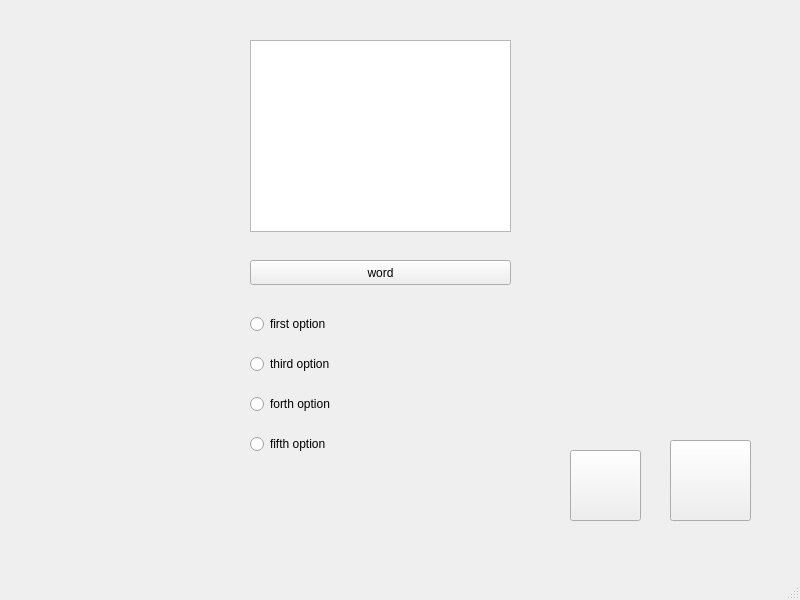
The window that quiz.ui (samotny-vouk/PyQT-Project-2024-1courseFEFU-) describes before a commit, drawn with Qt 5.
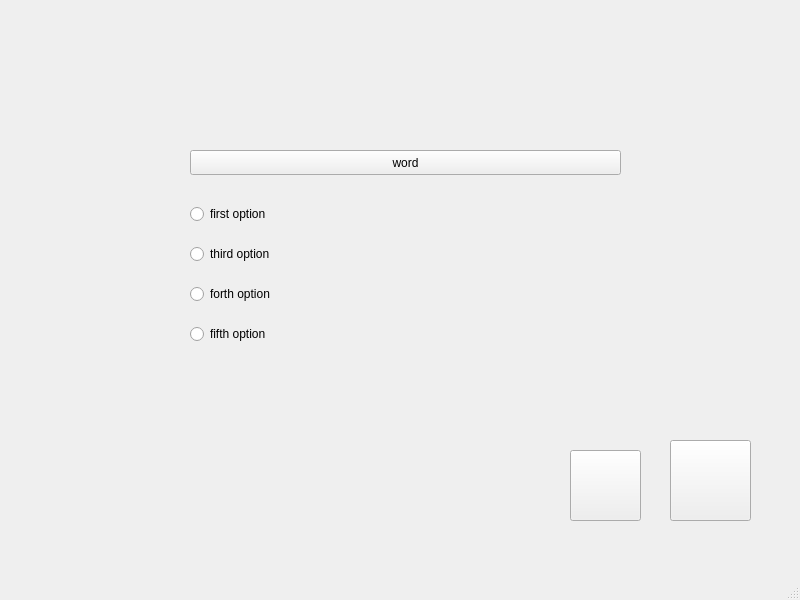
The same window after the commit. Icons and pictures are not drawn.

Patch:
```diff
--- a/quiz.ui
+++ b/quiz.ui
@@ -14,22 +14,12 @@
    <string>MainWindow</string>
   </property>
   <widget class="QWidget" name="centralwidget">
-   <widget class="QGraphicsView" name="graphicsView">
-    <property name="geometry">
-     <rect>
-      <x>250</x>
-      <y>40</y>
-      <width>261</width>
-      <height>192</height>
-     </rect>
-    </property>
-   </widget>
    <widget class="QWidget" name="gridLayoutWidget">
     <property name="geometry">
      <rect>
-      <x>250</x>
-      <y>300</y>
-      <width>261</width>
+      <x>190</x>
+      <y>190</y>
+      <width>431</width>
       <height>171</height>
      </rect>
     </property>
@@ -79,9 +69,9 @@
    <widget class="QPushButton" name="word">
     <property name="geometry">
      <rect>
-      <x>250</x>
-      <y>260</y>
-      <width>261</width>
+      <x>190</x>
+      <y>150</y>
+      <width>431</width>
       <height>25</height>
      </rect>
     </property>
```
